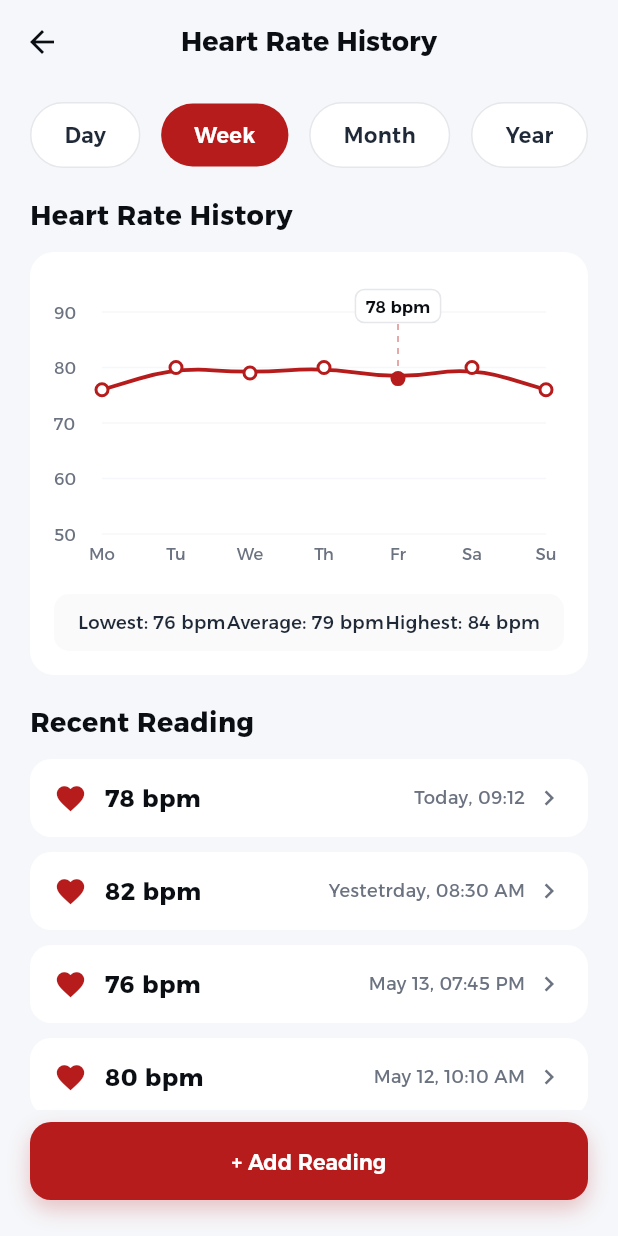
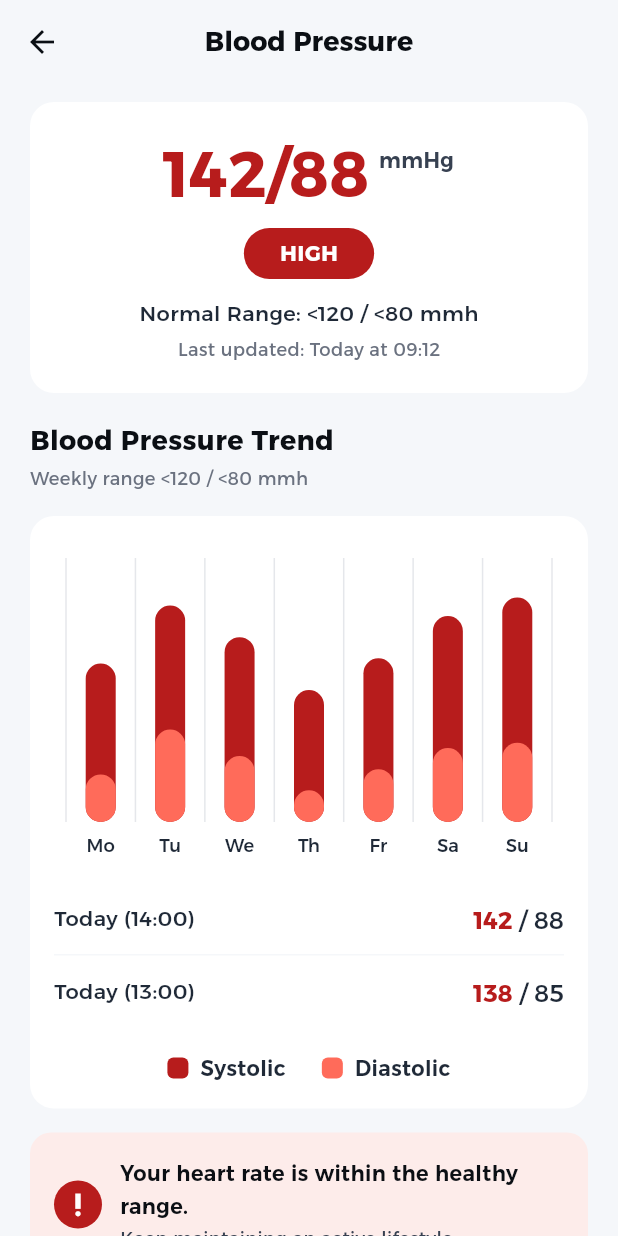
Before and after one commit to karrimJ/Nabad, a Flutter app: the screen it shows after launch, on a phone screen of 412 x 824 dp. Run offline on Flutter 3.47's test engine with Material 3 defaults, Android fonts, the phone set to English and light mode, and no system bars; our stand-ins replace flutter_svg.

Commit message:
vital details BP

```diff
--- /dev/null
+++ b/mobile/lib/features/vitals/screens/blood_pressure_details_screen.dart
@@ -0,0 +1,418 @@
+import 'package:flutter/material.dart';
+import 'package:mobile/theme/app_colors.dart';
+import 'package:mobile/theme/app_typography.dart';
+import 'package:mobile/features/auth/presentation/components/auth_button.dart';
+
+class BloodPressureDetailsScreen extends StatelessWidget {
+  const BloodPressureDetailsScreen({super.key});
+
+  static const _days = ['Mo', 'Tu', 'We', 'Th', 'Fr', 'Sa', 'Su'];
+  static const _systolic = [120, 142, 130, 110, 122, 138, 145];
+  static const _diastolic = [78, 95, 85, 72, 80, 88, 90];
+
+  @override
+  Widget build(BuildContext context) {
+    return Scaffold(
+      backgroundColor: Neutral.neutral300,
+      appBar: AppBar(
+        backgroundColor: Neutral.neutral300,
+        elevation: 0,
+        scrolledUnderElevation: 0,
+        leading: IconButton(
+          icon: const Icon(Icons.arrow_back, color: Neutral.neutral900),
+          onPressed: () => Navigator.pop(context),
+        ),
+        title: Text(
+          'Blood Pressure',
+          style: AppTypography.headingSmall.copyWith(
+            color: Neutral.neutral900,
+            fontWeight: FontWeight.w700,
+          ),
+        ),
+        centerTitle: true,
+      ),
+      body: SingleChildScrollView(
+        padding: const EdgeInsets.symmetric(horizontal: 20, vertical: 12),
+        child: Column(
+          crossAxisAlignment: CrossAxisAlignment.start,
+          children: [
+            _summaryCard(),
+            const SizedBox(height: 20),
+            Text(
+              'Blood Pressure Trend',
+              style: AppTypography.headingSmall.copyWith(
+                color: Neutral.neutral900,
+                fontWeight: FontWeight.w700,
+              ),
+            ),
+            const SizedBox(height: 4),
+            Text(
+              'Weekly range <120 / <80 mmh',
+              style: AppTypography.bodySmall.copyWith(
+                color: Neutral.neutral600,
+              ),
+            ),
+            const SizedBox(height: 16),
+            _chartCard(),
+            const SizedBox(height: 16),
+            _statusBanner(),
+            const SizedBox(height: 16),
+            _addReadingButton(),
+            const SizedBox(height: 12),
+            AuthButton(
+              text: 'View History',
+              onPressed: () {},
+            ),
+            const SizedBox(height: 24),
+          ],
+        ),
+      ),
+    );
+  }
+
+  Widget _summaryCard() {
+    return Container(
+      width: double.infinity,
+      padding: const EdgeInsets.all(20),
+      decoration: BoxDecoration(
+        color: Neutral.neutral100,
+        borderRadius: BorderRadius.circular(16),
+      ),
+      child: Column(
+        children: [
+          Row(
+            mainAxisAlignment: MainAxisAlignment.center,
+            crossAxisAlignment: CrossAxisAlignment.start,
+            children: [
+              Text(
+                '142/88',
+                style: AppTypography.headingLarge.copyWith(
+                  color: VitalRed.vitalRed500,
+                  fontWeight: FontWeight.w800,
+                  fontSize: 42,
+                ),
+              ),
+              const SizedBox(width: 6),
+              Padding(
+                padding: const EdgeInsets.only(top: 8),
+                child: Text(
+                  'mmHg',
+                  style: AppTypography.bodyMedium.copyWith(
+                    color: Neutral.neutral700,
+                    fontWeight: FontWeight.w600,
+                  ),
+                ),
+              ),
+            ],
+          ),
+          const SizedBox(height: 8),
+          Container(
+            padding:
+                const EdgeInsets.symmetric(horizontal: 24, vertical: 6),
+            decoration: BoxDecoration(
+              color: VitalRed.vitalRed500,
+              borderRadius: BorderRadius.circular(20),
+            ),
+            child: Text(
+              'HIGH',
+              style: AppTypography.bodyMedium.copyWith(
+                color: Neutral.neutral100,
+                fontWeight: FontWeight.w700,
+                letterSpacing: 0.5,
+              ),
+            ),
+          ),
+          const SizedBox(height: 12),
+          Text(
+            'Normal Range: <120 / <80 mmh',
+            style: AppTypography.bodyMedium.copyWith(
+              color: Neutral.neutral800,
+              fontWeight: FontWeight.w500,
+            ),
+          ),
+          const SizedBox(height: 4),
+          Text(
+            'Last updated: Today at 09:12',
+            style: AppTypography.bodySmall.copyWith(
+              color: Neutral.neutral600,
+            ),
+          ),
+        ],
+      ),
+    );
+  }
+
+  Widget _chartCard() {
+    return Container(
+      padding: const EdgeInsets.all(16),
+      decoration: BoxDecoration(
+        color: Neutral.neutral100,
+        borderRadius: BorderRadius.circular(16),
+      ),
+      child: Column(
+        children: [
+          SizedBox(
+            height: 220,
+            child: CustomPaint(
+              size: const Size(double.infinity, 220),
+              painter: _BarChartPainter(
+                days: _days,
+                systolic: _systolic,
+                diastolic: _diastolic,
+              ),
+            ),
+          ),
+          const SizedBox(height: 8),
+          _readingRow('Today (14:00)', '142', '88'),
+          Divider(color: Neutral.neutral300, height: 1),
+          _readingRow('Today (13:00)', '138', '85'),
+          const SizedBox(height: 16),
+          Row(
+            mainAxisAlignment: MainAxisAlignment.center,
+            children: [
+              _legend(VitalRed.vitalRed500, 'Systolic'),
+              const SizedBox(width: 24),
+              _legend(const Color(0xFFFF6B5A), 'Diastolic'),
+            ],
+          ),
+        ],
+      ),
+    );
+  }
+
+  Widget _readingRow(String label, String sys, String dia) {
+    return Padding(
+      padding: const EdgeInsets.symmetric(vertical: 12),
+      child: Row(
+        children: [
+          Text(
+            label,
+            style: AppTypography.bodyMedium.copyWith(
+              color: Neutral.neutral800,
+              fontWeight: FontWeight.w500,
+            ),
+          ),
+          const Spacer(),
+          RichText(
+            text: TextSpan(
+              children: [
+                TextSpan(
+                  text: sys,
+                  style: AppTypography.bodyLarge.copyWith(
+                    color: VitalRed.vitalRed500,
+                    fontWeight: FontWeight.w700,
+                  ),
+                ),
+                TextSpan(
+                  text: ' / $dia',
+                  style: AppTypography.bodyLarge.copyWith(
+                    color: Neutral.neutral800,
+                    fontWeight: FontWeight.w500,
+                  ),
+                ),
+              ],
+            ),
+          ),
+        ],
+      ),
+    );
+  }
+
+  Widget _legend(Color color, String label) {
+    return Row(
+      children: [
+        Container(
+          width: 14,
+          height: 14,
+          decoration: BoxDecoration(
+            color: color,
+            borderRadius: BorderRadius.circular(4),
+          ),
+        ),
+        const SizedBox(width: 8),
+        Text(
+          label,
+          style: AppTypography.bodyMedium.copyWith(
+            color: Neutral.neutral800,
+            fontWeight: FontWeight.w600,
+          ),
+        ),
+      ],
+    );
+  }
+
+  Widget _statusBanner() {
+    return Container(
+      padding: const EdgeInsets.all(16),
+      decoration: BoxDecoration(
+        color: AccentRed.accentRed100,
+        borderRadius: BorderRadius.circular(14),
+      ),
+      child: Row(
+        crossAxisAlignment: CrossAxisAlignment.center,
+        children: [
+          Container(
+            width: 32,
+            height: 32,
+            decoration: const BoxDecoration(
+              shape: BoxShape.circle,
+              color: VitalRed.vitalRed500,
+            ),
+            child: const Icon(
+              Icons.priority_high,
+              color: Colors.white,
+              size: 20,
+            ),
+          ),
+          const SizedBox(width: 12),
+          Expanded(
+            child: Column(
+              crossAxisAlignment: CrossAxisAlignment.start,
+              children: [
+                Text(
+                  'Your heart rate is within the healthy range.',
+                  style: AppTypography.bodyMedium.copyWith(
+                    color: Neutral.neutral900,
+                    fontWeight: FontWeight.w600,
+                  ),
+                ),
+                const SizedBox(height: 2),
+                Text(
+                  'Keep maintaining an active lifestyle.',
+                  style: AppTypography.bodySmall.copyWith(
+                    color: Neutral.neutral700,
+                  ),
+                ),
+              ],
+            ),
+          ),
+        ],
+      ),
+    );
+  }
+
+  Widget _addReadingButton() {
+    return GestureDetector(
+      onTap: () {},
+      child: Container(
+        padding: const EdgeInsets.symmetric(horizontal: 16, vertical: 16),
+        decoration: BoxDecoration(
+          color: Neutral.neutral100,
+          borderRadius: BorderRadius.circular(14),
+        ),
+        child: Row(
+          children: [
+            const Icon(Icons.add, color: VitalRed.vitalRed500, size: 22),
+            const SizedBox(width: 12),
+            Text(
+              'Add Manual Reading',
+              style: AppTypography.bodyLarge.copyWith(
+                color: Neutral.neutral900,
+                fontWeight: FontWeight.w600,
+              ),
+            ),
+          ],
+        ),
+      ),
+    );
+  }
+}
+
+class _BarChartPainter extends CustomPainter {
+  final List<String> days;
+  final List<int> systolic;
+  final List<int> diastolic;
+
+  _BarChartPainter({
+    required this.days,
+    required this.systolic,
+    required this.diastolic,
+  });
+
+  @override
+  void paint(Canvas canvas, Size size) {
+    const minY = 60.0;
+    const maxY = 160.0;
+
+    const leftPad = 8.0;
+    const rightPad = 8.0;
+    const topPad = 12.0;
+    const bottomPad = 32.0;
+
+    final chartWidth = size.width - leftPad - rightPad;
+    final chartHeight = size.height - topPad - bottomPad;
+
+    final slot = chartWidth / days.length;
+    const barWidth = 20.0;
+
+    final sysPaint = Paint()..color = VitalRed.vitalRed500;
+    final diaPaint = Paint()..color = const Color(0xFFFF6B5A);
+
+    final separatorPaint = Paint()
+      ..color = Neutral.neutral400
+      ..strokeWidth = 1;
+
+    final textStyle = TextStyle(
+      color: Neutral.neutral800,
+      fontSize: 12,
+      fontFamily: 'Alexandria',
+      fontWeight: FontWeight.w500,
+    );
+
+    for (var i = 1; i < days.length; i++) {
+      final x = leftPad + slot * i;
+      canvas.drawLine(
+        Offset(x, topPad),
+        Offset(x, topPad + chartHeight),
+        separatorPaint,
+      );
+    }
+
+    canvas.drawLine(
+      Offset(leftPad, topPad),
+      Offset(leftPad, topPad + chartHeight),
+      separatorPaint,
+    );
+    canvas.drawLine(
+      Offset(size.width - rightPad, topPad),
+      Offset(size.width - rightPad, topPad + chartHeight),
+      separatorPaint,
+    );
+
+    for (var i = 0; i < days.length; i++) {
+      final cx = leftPad + slot * i + slot / 2;
+
+      final sysVal = systolic[i].toDouble();
+      final diaVal = diastolic[i].toDouble();
+
+      final sysTopRatio = (sysVal - minY) / (maxY - minY);
+      final diaTopRatio = (diaVal - minY) / (maxY - minY);
+
+      final sysTopY = topPad + chartHeight - (sysTopRatio * chartHeight);
+      final diaTopY = topPad + chartHeight - (diaTopRatio * chartHeight);
+      final bottomY = topPad + chartHeight;
+
+      final sysRect = RRect.fromRectAndRadius(
+        Rect.fromLTWH(cx - barWidth / 2, sysTopY, barWidth, bottomY - sysTopY),
+        const Radius.circular(10),
+      );
+      canvas.drawRRect(sysRect, sysPaint);
+
+
+      final diaRect = RRect.fromRectAndRadius(
+        Rect.fromLTWH(cx - barWidth / 2, diaTopY, barWidth, bottomY - diaTopY),
+        const Radius.circular(10),
+      );
+      canvas.drawRRect(diaRect, diaPaint);
+
+      final tp = TextPainter(
+        text: TextSpan(text: days[i], style: textStyle),
+        textDirection: TextDirection.ltr,
+      )..layout();
+      tp.paint(canvas, Offset(cx - tp.width / 2, size.height - bottomPad + 8));
+    }
+  }
+
+  @override
+  bool shouldRepaint(covariant _BarChartPainter oldDelegate) => false;
+}
--- a/mobile/lib/main.dart
+++ b/mobile/lib/main.dart
@@ -17,6 +17,7 @@ import 'features/home/home_screen.dart';
 import 'features/vitals/screens/temperature_details_screen.dart';
 import 'features/vitals/screens/glucose_details_screen.dart';
 import 'features/vitals/screens/heart_rate_history_screen.dart';
+import 'features/vitals/screens/blood_pressure_details_screen.dart';
 
 void main() {
   runApp(const NabdApp());
@@ -31,7 +32,7 @@ class NabdApp extends StatelessWidget {
       debugShowCheckedModeBanner: false,
       title: 'Nabd Thermocare',
       theme: AppTheme.lightTheme,
-      home: const HeartRateHistoryScreen(),
+      home: const BloodPressureDetailsScreen(),
     );
   }
 }
```
